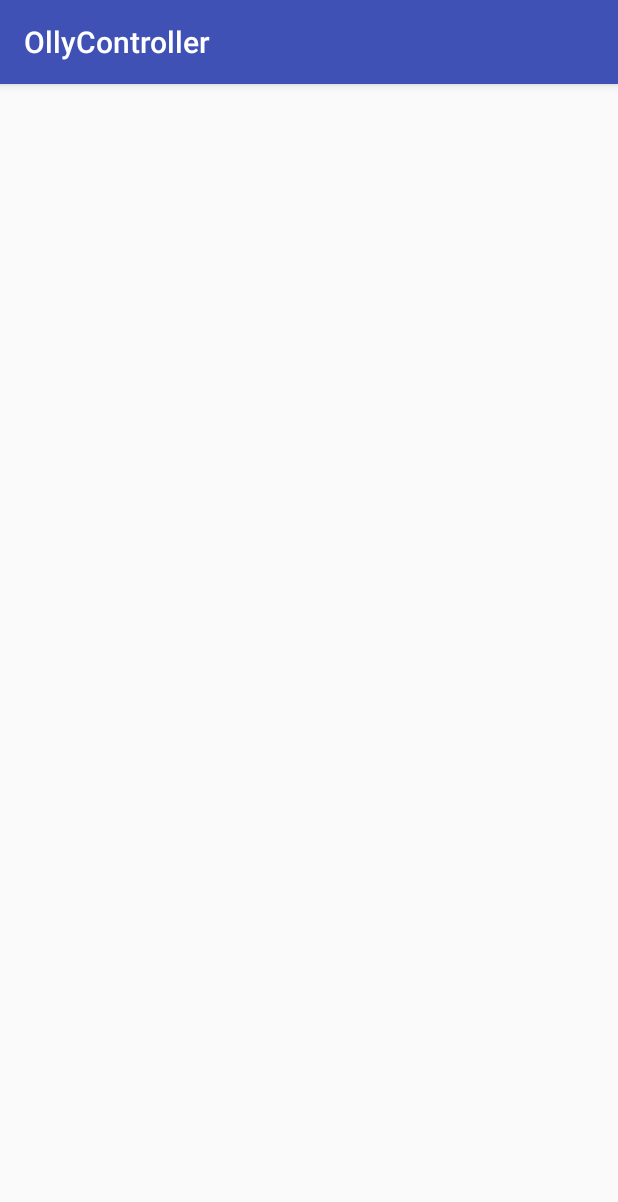
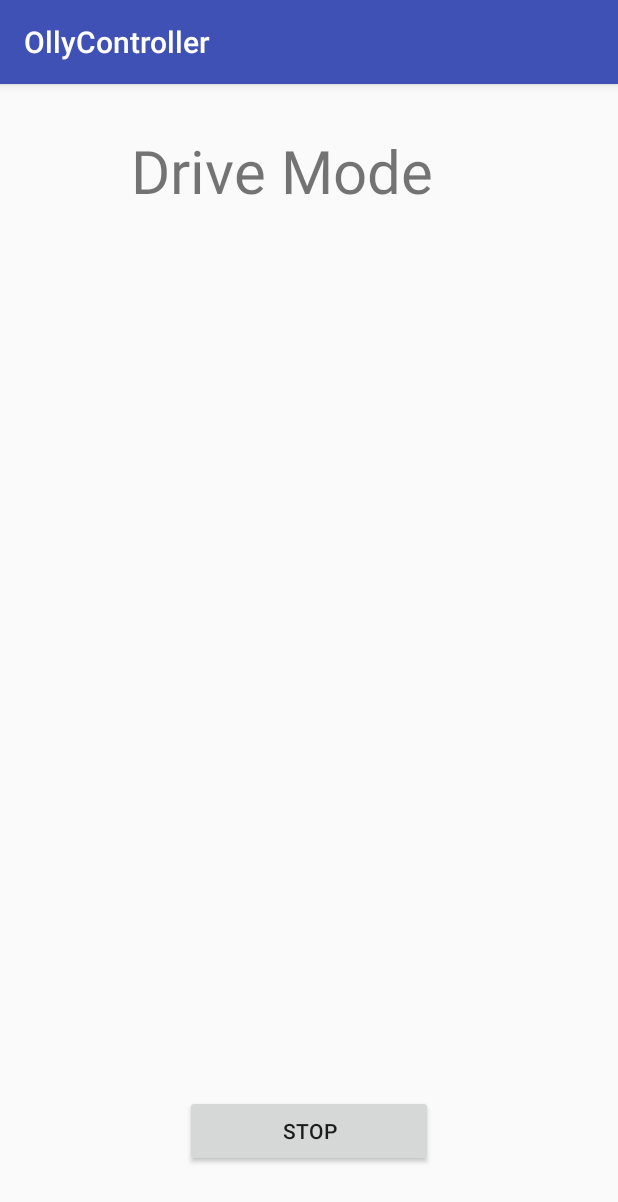
Before and after one commit to AnthonyJeffreyHo/Capstone-M2, an Android app: the DriveMode screen opened directly, with no data from a screen before it, on a phone screen of 412 x 824 dp. Shown: the top 1202 px of the screen. Run offline under Robolectric (Android 15) with nearby library versions, the phone set to English and light mode, and no system bars.

Commit message:
DriveMode Created

```diff
--- a/app/src/main/res/layout/activity_drive_mode.xml
+++ b/app/src/main/res/layout/activity_drive_mode.xml
@@ -6,4 +6,35 @@
     android:layout_height="match_parent"
     tools:context="edu.temple.ollycontroller.DriveMode">
 
+    <Button
+        android:id="@+id/driveStop"
+        android:layout_width="165dp"
+        android:layout_height="wrap_content"
+        android:layout_marginBottom="8dp"
+        android:layout_marginEnd="8dp"
+        android:layout_marginStart="8dp"
+        android:layout_marginTop="8dp"
+        android:text="Stop"
+        app:layout_constraintBottom_toBottomOf="parent"
+        app:layout_constraintEnd_toEndOf="parent"
+        app:layout_constraintStart_toStartOf="parent"
+        app:layout_constraintTop_toTopOf="parent"
+        app:layout_constraintVertical_bias="0.946" />
+
+    <TextView
+        android:id="@+id/driveTextView"
+        android:layout_width="237dp"
+        android:layout_height="97dp"
+        android:layout_marginBottom="8dp"
+        android:layout_marginEnd="8dp"
+        android:layout_marginStart="8dp"
+        android:layout_marginTop="8dp"
+        android:text="Drive Mode"
+        android:textAllCaps="false"
+        android:textSize="40sp"
+        app:layout_constraintBottom_toBottomOf="parent"
+        app:layout_constraintEnd_toEndOf="parent"
+        app:layout_constraintStart_toStartOf="parent"
+        app:layout_constraintTop_toTopOf="parent"
+        app:layout_constraintVertical_bias="0.035" />
 </android.support.constraint.ConstraintLayout>
```
